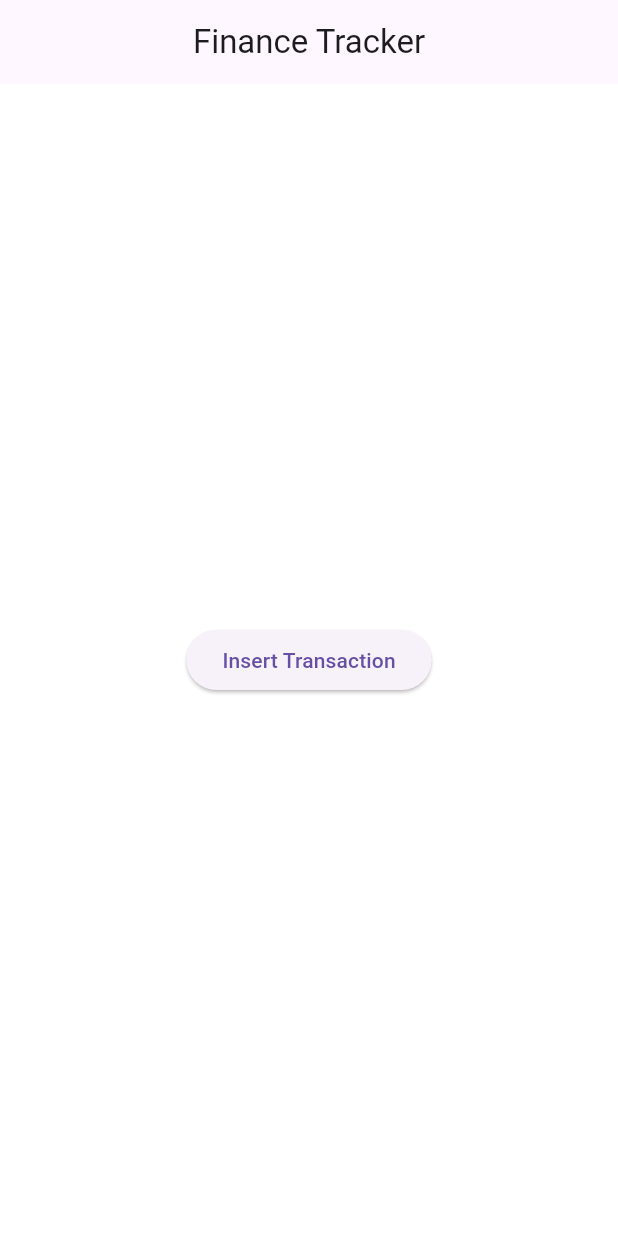
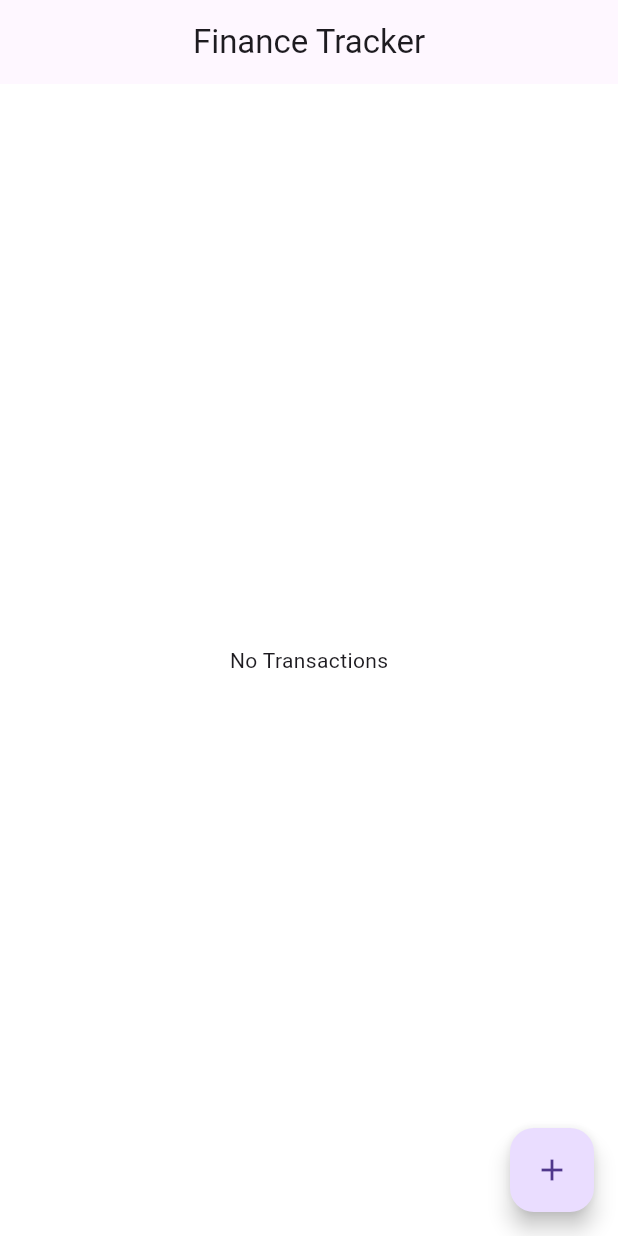
Before and after one commit to ashish-diwakar/Flutter-Finance-Tracker-App, a Flutter app: the screen it shows after launch, on a phone screen of 412 x 824 dp. Run offline on Flutter 3.47's test engine with Material 3 defaults, Android fonts, the phone set to English and light mode, and no system bars; our stand-ins replace flutter_riverpod, go_router, isar; accounts and stored records are empty; generated files the repository leaves out were written again.

Commit message:
Step 4 — Build Core Financial Data Management
Step 4 Overview

We will build in this order:

Category Repository
Account Repository
Transaction Form
Transaction List Screen
Navigation Structure
Dashboard Integration
----------------------------------------------------
1. Create Category Repository

Create folder:

lib/features/categories/data/repositories/

Create file:

category_repository.dart
------------------------------------------------------------
2. Create Account Repository

Create folder:

lib/features/accounts/data/repositories/

Create file:

account_repository.dart
------------------------------------------------------------
3. Create Repository Providers
Category Provider

Create:

lib/features/categories/presentation/providers/
category_repository_provider.dart

Then

Account Provider

Create:

lib/features/accounts/presentation/providers/
account_repository_provider.dart
------------------------------------------------------------
4. Create Default Categories Seeder

This is VERY important.

Users should not manually create all categories initially.

Create:

lib/core/database/default_data.dart
------------------------------------------------------------
5. Create Database Seeder Service

Create:

lib/core/database/database_initializer.dart
------------------------------------------------------------
6. Update Isar Provider

Replace:

lib/shared/providers/database_provider.dart
------------------------------------------------------------
7. Create Transaction Form Screen

Create:

lib/features/transactions/presentation/screens/
add_transaction_screen.dart
------------------------------------------------------------
8. Create Transaction List Screen

Create:

lib/features/transactions/presentation/screens/
transaction_list_screen.dart
------------------------------------------------------------
9. Create Real Dashboard Screen

Replace:

lib/features/dashboard/presentation/dashboard_screen.dart
------------------------------------------------------------
10. Test Full Flow

You should now be able to:

Add transaction
income
expense

```diff
--- a/lib/features/dashboard/presentation/dashboard_screen.dart
+++ b/lib/features/dashboard/presentation/dashboard_screen.dart
@@ -1,42 +1,30 @@
 import 'package:flutter/material.dart';
-import 'package:flutter_riverpod/flutter_riverpod.dart';
 
-import '../../../shared/models/transaction_model.dart';
-import '../../transactions/presentation/providers/transaction_repository_provider.dart';
+import '../../transactions/presentation/screens/add_transaction_screen.dart';
+import '../../transactions/presentation/screens/transaction_list_screen.dart';
 
-class DashboardScreen extends ConsumerWidget {
+class DashboardScreen extends StatelessWidget {
   const DashboardScreen({super.key});
 
   @override
-  Widget build(BuildContext context, WidgetRef ref) {
+  Widget build(BuildContext context) {
     return Scaffold(
       appBar: AppBar(
         title: const Text('Finance Tracker'),
       ),
-      body: Center(
-        child: ElevatedButton(
-          onPressed: () async {
-            final repository =
-                await ref.read(transactionRepositoryProvider.future);
 
-            final transaction = TransactionModel()
-              ..amount = 50000
-              ..type = 'income'
-              ..transactionDate = DateTime.now()
-              ..categoryId = 1
-              ..accountId = 1
-              ..notes = 'Test Income';
+      body: const TransactionListScreen(),
 
-            await repository.addTransaction(transaction);
-
-            ScaffoldMessenger.of(context).showSnackBar(
-              const SnackBar(
-                content: Text('Transaction Added'),
-              ),
-            );
-          },
-          child: const Text('Insert Transaction'),
-        ),
+      floatingActionButton: FloatingActionButton(
+        onPressed: () {
+          Navigator.push(
+            context,
+            MaterialPageRoute(
+              builder: (_) => const AddTransactionScreen(),
+            ),
+          );
+        },
+        child: const Icon(Icons.add),
       ),
     );
   }
--- /dev/null
+++ b/lib/features/transactions/presentation/screens/transaction_list_screen.dart
@@ -0,0 +1,68 @@
+import 'package:flutter/material.dart';
+import 'package:flutter_riverpod/flutter_riverpod.dart';
+
+import '../../data/repositories/transaction_repository.dart';
+import '../providers/transaction_repository_provider.dart';
+
+class TransactionListScreen extends ConsumerWidget {
+  const TransactionListScreen({super.key});
+
+  @override
+  Widget build(BuildContext context, WidgetRef ref) {
+
+    final repositoryAsync =
+        ref.watch(transactionRepositoryProvider);
+
+    return repositoryAsync.when(
+      data: (TransactionRepository repository) {
+        return FutureBuilder(
+          future: repository.getTransactions(),
+          builder: (context, snapshot) {
+
+            if (!snapshot.hasData) {
+              return const Center(
+                child: CircularProgressIndicator(),
+              );
+            }
+
+            final transactions = snapshot.data!;
+
+            if (transactions.isEmpty) {
+              return const Center(
+                child: Text('No Transactions'),
+              );
+            }
+
+            return ListView.builder(
+              itemCount: transactions.length,
+              itemBuilder: (context, index) {
+
+                final transaction = transactions[index];
+
+                return ListTile(
+                  leading: Icon(
+                    transaction.type == 'income'
+                        ? Icons.arrow_downward
+                        : Icons.arrow_upward,
+                  ),
+                  title: Text(
+                    '₹ ${(transaction.amount / 100).toStringAsFixed(2)}',
+                  ),
+                  subtitle: Text(
+                    transaction.notes ?? '',
+                  ),
+                );
+              },
+            );
+          },
+        );
+      },
+      error: (e, s) => Center(
+        child: Text(e.toString()),
+      ),
+      loading: () => const Center(
+        child: CircularProgressIndicator(),
+      ),
+    );
+  }
+}
```
Also changed, not shown: lib/core/database/database_initializer.dart (added, +20 -0 lines), lib/core/database/default_data.dart (added, +30 -0 lines), lib/features/accounts/data/repositories/account_repository.dart (added, +19 -0 lines), lib/features/accounts/presentation/providers/account_repository_provider.dart (added, +11 -0 lines), lib/features/categories/data/repositories/category_repository.dart (added, +19 -0 lines), lib/features/categories/presentation/providers/category_repository_provider.dart (added, +11 -0 lines), lib/features/transactions/presentation/screens/add_transaction_screen.dart (added, +109 -0 lines), lib/shared/providers/database_provider.dart (+6 -1 lines).
